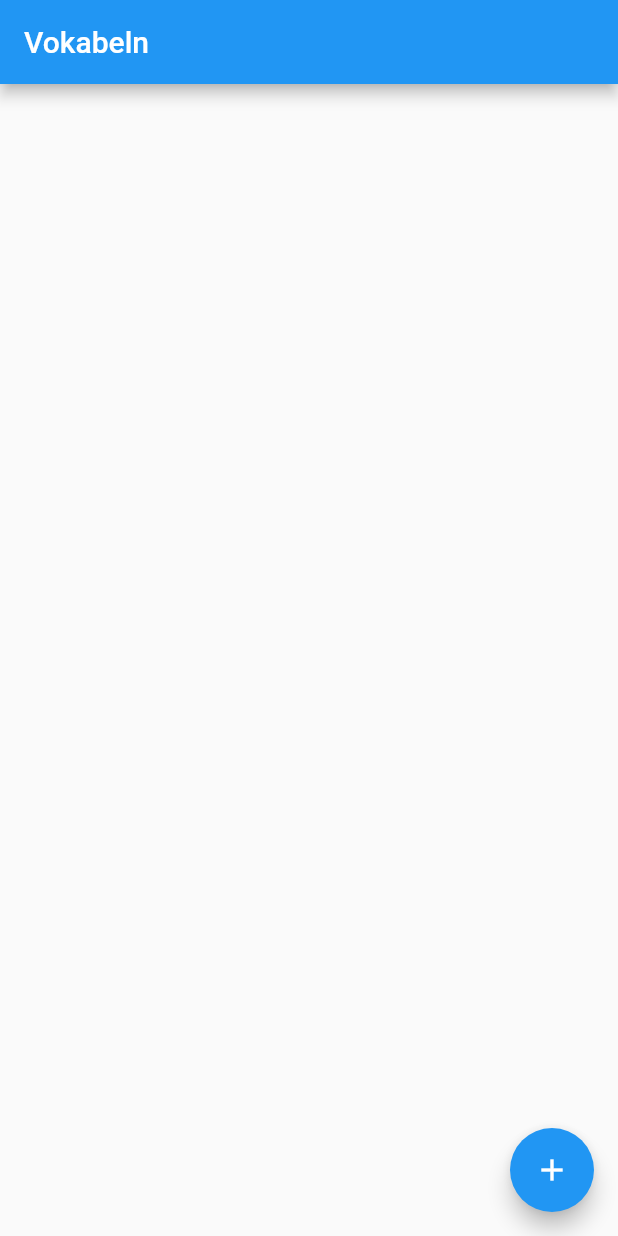
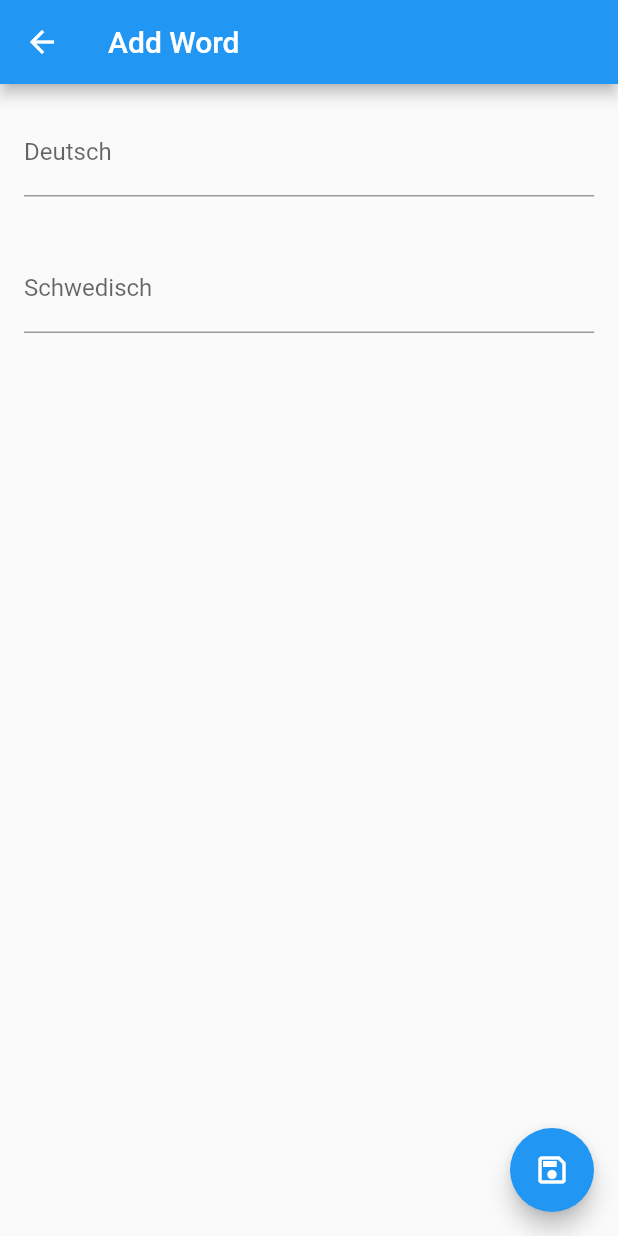
Before and after one commit to realvolteon/vocab_trainer, a Flutter app: the screen it shows after launch, after a tap on the "add" icon, on a phone screen of 412 x 824 dp. Run offline on Flutter 3.47's test engine with Material 2 defaults, Android fonts, the phone set to English and light mode, and no system bars.

Commit message:
Added pages

```diff
--- a/lib/main.dart
+++ b/lib/main.dart
@@ -1,4 +1,5 @@
 import 'package:flutter/material.dart';
+import 'word.dart';
 
 void main() {
   runApp(MyApp());
@@ -36,7 +37,10 @@ class _MyHomePageState extends State<MyHomePage> {
       ),
       floatingActionButton: FloatingActionButton(
         child: new Icon(Icons.add),
-        onPressed: () {},
+        onPressed: () {
+          Navigator.push(
+              context, MaterialPageRoute(builder: (context) => AddWord()));
+        },
       ),
     );
   }
--- a/lib/word.dart
+++ b/lib/word.dart
@@ -1,13 +1,13 @@
 import 'package:flutter/material.dart';
 
-class Word extends StatefulWidget {
-  const Word({Key? key}) : super(key: key);
+class AddWord extends StatefulWidget {
+  const AddWord({Key? key}) : super(key: key);
 
   @override
-  _WordState createState() => _WordState();
+  AddWordState createState() => AddWordState();
 }
 
-class _WordState extends State<Word> {
+class AddWordState extends State<AddWord> {
   @override
   Widget build(BuildContext context) {
     return Scaffold(
@@ -30,6 +30,12 @@ class _WordState extends State<Word> {
           )
         ],
       ),
+      floatingActionButton: FloatingActionButton(
+        onPressed: () {
+          Navigator.pop(context);
+        },
+        child: new Icon(Icons.save_outlined),
+      ),
     );
   }
 }
```
